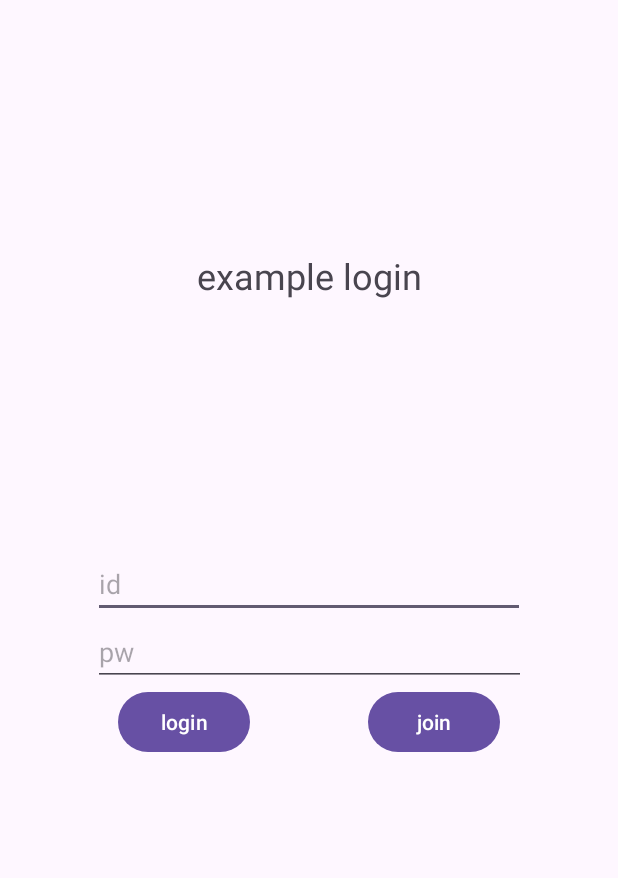
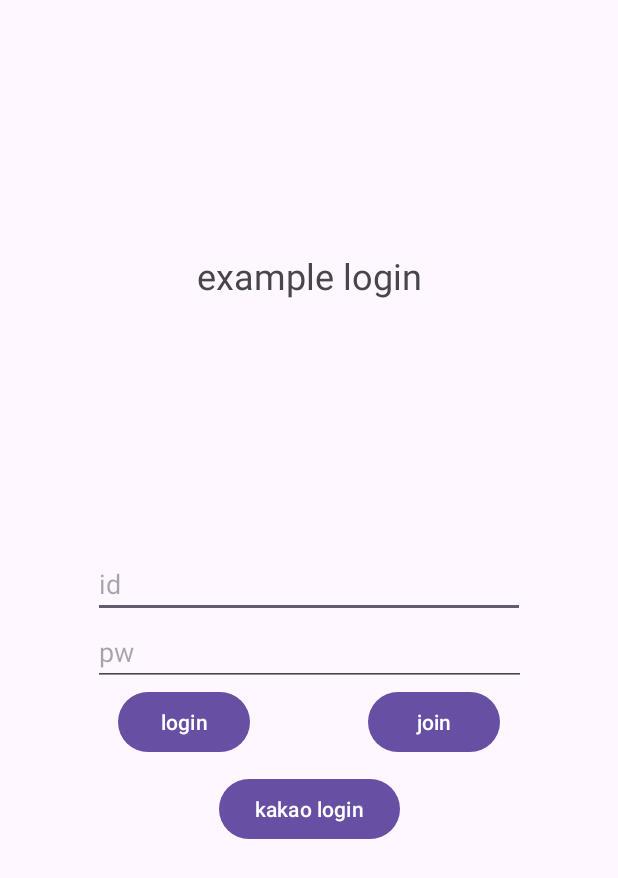
Before and after one commit to SMUMC-7th/7th_Android, an Android app: the screen it shows after launch (MainActivity), on a phone screen of 412 x 824 dp. Shown: the top 878 px of the screen. Run offline under Robolectric (Android 15) with nearby library versions, the phone set to English and light mode, and no system bars; libraries missing offline, so code that uses them is left out: com.kakao.sdk; 3 statements that could not run were skipped.

Commit message:
feature: social login kakao

```diff
--- a/app/src/main/AndroidManifest.xml
+++ b/app/src/main/AndroidManifest.xml
@@ -12,8 +12,10 @@
         android:roundIcon="@mipmap/ic_launcher_round"
         android:supportsRtl="true"
         android:theme="@style/Theme.UMC_login"
+        android:name=".GlobalApplication"
         android:networkSecurityConfig="@xml/network_security_config"
         tools:targetApi="31">
+
         <activity
             android:name=".JoinActivity"
             android:windowSoftInputMode="adjustResize"
@@ -24,7 +26,6 @@
             android:windowSoftInputMode="adjustResize">
             <intent-filter>
                 <action android:name="android.intent.action.MAIN" />
-
                 <category android:name="android.intent.category.LAUNCHER" />
             </intent-filter>
         </activity>
--- /dev/null
+++ b/app/src/main/java/com/example/umc_login/GlobalApplication.kt
@@ -0,0 +1,11 @@
+package com.example.umc_login
+
+import android.app.Application
+import com.kakao.sdk.common.KakaoSdk
+
+class GlobalApplication: Application() {
+    override fun onCreate() {
+        super.onCreate()
+        KakaoSdk.init(this, BuildConfig.KAKAO_NATIVE_APP_KEY)
+    }
+}
--- a/app/src/main/java/com/example/umc_login/JoinActivity.kt
+++ b/app/src/main/java/com/example/umc_login/JoinActivity.kt
@@ -24,7 +24,7 @@ class JoinActivity : AppCompatActivity() {
         btnJoin.setOnClickListener {
             lifecycleScope.launch {
                 try {
-                    val joinResult = RetrofitClient.datasource.postJoin(
+                    var joinResult = RetrofitClient.datasource.postJoin(
                         JoinRequest(
                             name = etName.text.toString(),
                             email = etId.text.toString(),
--- a/app/src/main/java/com/example/umc_login/MainActivity.kt
+++ b/app/src/main/java/com/example/umc_login/MainActivity.kt
@@ -1,5 +1,6 @@
 package com.example.umc_login
 
+import android.content.ContentValues.TAG
 import android.content.Intent
 import android.os.Bundle
 import android.util.Log
@@ -7,6 +8,11 @@ import androidx.appcompat.app.AppCompatActivity
 import androidx.lifecycle.lifecycleScope
 import com.example.umc_login.databinding.ActivityMainBinding
 import com.example.umc_login.remote.LoginRequest
+import com.kakao.sdk.auth.model.OAuthToken
+import com.kakao.sdk.common.model.ClientError
+import com.kakao.sdk.common.model.ClientErrorCause
+import com.kakao.sdk.common.util.Utility
+import com.kakao.sdk.user.UserApiClient
 import kotlinx.coroutines.launch
 
 class MainActivity : AppCompatActivity() {
@@ -14,12 +20,19 @@ class MainActivity : AppCompatActivity() {
         ActivityMainBinding.inflate(layoutInflater)
     }
 
+    private val mCallback: (OAuthToken?, Throwable?) -> Unit = { token, error ->
+        if (error != null) {
+            Log.e("error", "로그인 실패 $error")
+        } else if (token != null) {
+            Log.e("result", "로그인 성공 ${token.accessToken}, ${token.refreshToken}")
+        }
+    }
 
     override fun onCreate(savedInstanceState: Bundle?) {
         super.onCreate(savedInstanceState)
         setContentView(binding.root)
-
-
+        var keyHash = Utility.getKeyHash(this)
+        Log.d("hash", keyHash.toString())
         initView()
     }
 
@@ -49,7 +62,40 @@ class MainActivity : AppCompatActivity() {
             val intent = Intent(this@MainActivity, JoinActivity::class.java)
             startActivity(intent)
         }
+
+        btnKakao.setOnClickListener {
+            kakaoLogin()
+        }
     }
 
 
+    private fun kakaoLogin() {
+        if (UserApiClient.instance.isKakaoTalkLoginAvailable(this)) {
+            // 카카오톡 로그인
+            UserApiClient.instance.loginWithKakaoTalk(this) { token, error ->
+                // 로그인 실패 부분
+                if (error != null) {
+                    Log.e("error", "로그인 실패 $error")
+                    // 사용자가 취소
+                    if (error is ClientError && error.reason == ClientErrorCause.Cancelled) {
+                        return@loginWithKakaoTalk
+                    }
+                    // 다른 오류
+                    else {
+                        UserApiClient.instance.loginWithKakaoAccount(
+                            this,
+                            callback = mCallback
+                        ) // 카카오 이메일 로그인
+                    }
+                }
+                // 로그인 성공 부분
+                else if (token != null) {
+                    Log.e("result", "로그인 성공 ${token.accessToken}, ${token.refreshToken}")
+                }
+            }
+        } else {
+            UserApiClient.instance.loginWithKakaoAccount(this, callback = mCallback) // 카카오 이메일 로그인
+        }
+    }
+
 }
--- a/app/src/main/res/layout/activity_main.xml
+++ b/app/src/main/res/layout/activity_main.xml
@@ -64,4 +64,14 @@
         app:layout_constraintHorizontal_bias="0.5"
         app:layout_constraintStart_toEndOf="@+id/btn_login"
         app:layout_constraintTop_toTopOf="@id/btn_login" />
+
+    <Button
+        android:id="@+id/btn_kakao"
+        android:layout_width="wrap_content"
+        android:layout_height="wrap_content"
+        android:text="kakao login"
+        app:layout_constraintStart_toStartOf="parent"
+        app:layout_constraintEnd_toEndOf="parent"
+        app:layout_constraintTop_toBottomOf="@id/btn_login"
+        android:layout_marginTop="10dp"/>
 </androidx.constraintlayout.widget.ConstraintLayout>
--- a/settings.gradle.kts
+++ b/settings.gradle.kts
@@ -16,6 +16,7 @@ dependencyResolutionManagement {
     repositories {
         google()
         mavenCentral()
+        maven { url  = java.net.URI("https://devrepo.kakao.com/nexus/content/groups/public/") }
     }
 }
 
```
Also changed, not shown: app/build.gradle.kts (+14 -0 lines), build.gradle.kts (line endings or trailing spaces).
